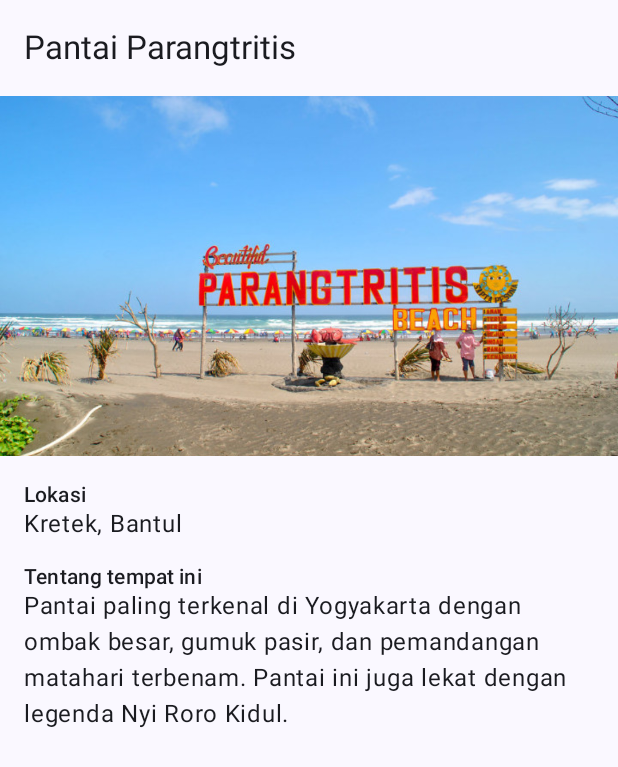
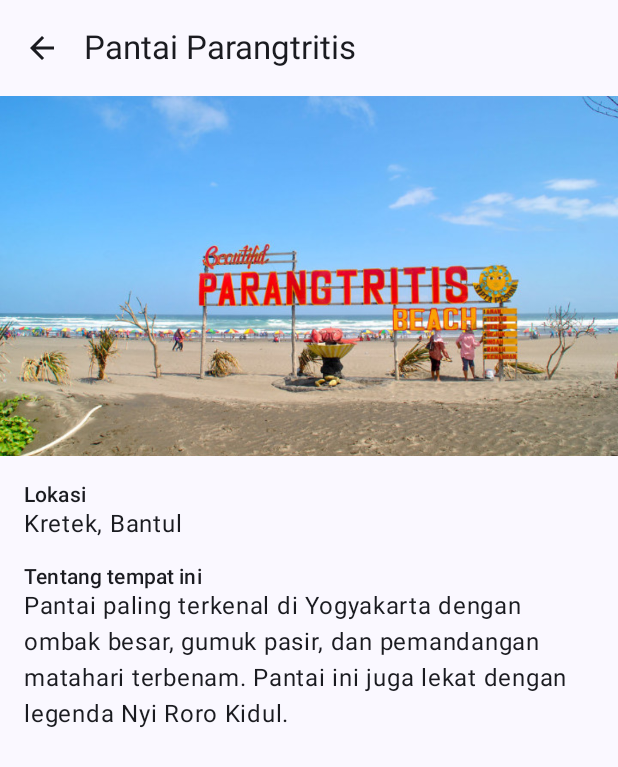
Before and after one commit to nyukkiw/Mycity, an Android app built with Jetpack Compose: the @Preview function PratinjauLayarDetailWisata, on a phone screen of 412 x 824 dp. Shown: the top 767 px of the screen. Run offline under Robolectric (Android 15) with nearby library versions, the phone set to English and light mode, and no system bars.

Commit message:
feat: implement screen navigation and back handling for tourist spots

```diff
--- a/app/src/main/java/com/example/mycity/ui/LayarDetailWisata.kt
+++ b/app/src/main/java/com/example/mycity/ui/LayarDetailWisata.kt
@@ -27,20 +27,23 @@ import com.example.mycity.ui.theme.MycityTheme
 
 /**
  * Layar ketiga: menampilkan foto, lokasi, dan deskripsi satu tempat wisata.
- *
- * TODO (penyambungan): tombol kembali di bar atas memanggil
- *  ViewModelWisata.kembaliKeDaftarWisata().
  */
 @OptIn(ExperimentalMaterial3Api::class)
 @Composable
 fun LayarDetailWisata(
     tempatWisata: TempatWisata,
+    saatTombolKembaliDiklik: () -> Unit,
     modifier: Modifier = Modifier
 ) {
     Scaffold(
         modifier = modifier.fillMaxSize(),
         topBar = {
-            TopAppBar(title = { Text(text = stringResource(tempatWisata.nama)) })
+            TopAppBar(
+                title = { Text(text = stringResource(tempatWisata.nama)) },
+                navigationIcon = {
+                    TombolKembali(saatDiklik = saatTombolKembaliDiklik)
+                }
+            )
         }
     ) { jarakDalam ->
         Column(
@@ -83,6 +86,9 @@ fun LayarDetailWisata(
 @Composable
 private fun PratinjauLayarDetailWisata() {
     MycityTheme {
-        LayarDetailWisata(tempatWisata = PenyediaDataWisata.semuaTempatWisata.first())
+        LayarDetailWisata(
+            tempatWisata = PenyediaDataWisata.semuaTempatWisata.first(),
+            saatTombolKembaliDiklik = {}
+        )
     }
 }
--- /dev/null
+++ b/app/src/main/java/com/example/mycity/ui/TombolKembali.kt
@@ -0,0 +1,29 @@
+package com.example.mycity.ui
+
+import androidx.compose.material.icons.Icons
+import androidx.compose.material.icons.automirrored.filled.ArrowBack
+import androidx.compose.material3.Icon
+import androidx.compose.material3.IconButton
+import androidx.compose.runtime.Composable
+import androidx.compose.ui.Modifier
+import androidx.compose.ui.res.stringResource
+import com.example.mycity.R
+
+/**
+ * Tombol kembali pada bar atas untuk kembali ke layar sebelumnya.
+ */
+@Composable
+fun TombolKembali(
+    saatDiklik: () -> Unit,
+    modifier: Modifier = Modifier
+) {
+    IconButton(
+        onClick = saatDiklik,
+        modifier = modifier
+    ) {
+        Icon(
+            imageVector = Icons.AutoMirrored.Filled.ArrowBack,
+            contentDescription = stringResource(R.string.deskripsi_tombol_kembali)
+        )
+    }
+}
```
Also changed, not shown: app/src/main/java/com/example/mycity/ui/AplikasiMyCity.kt (+39 -13 lines), app/src/main/java/com/example/mycity/ui/LayarDaftarWisata.kt (+13 -6 lines).
